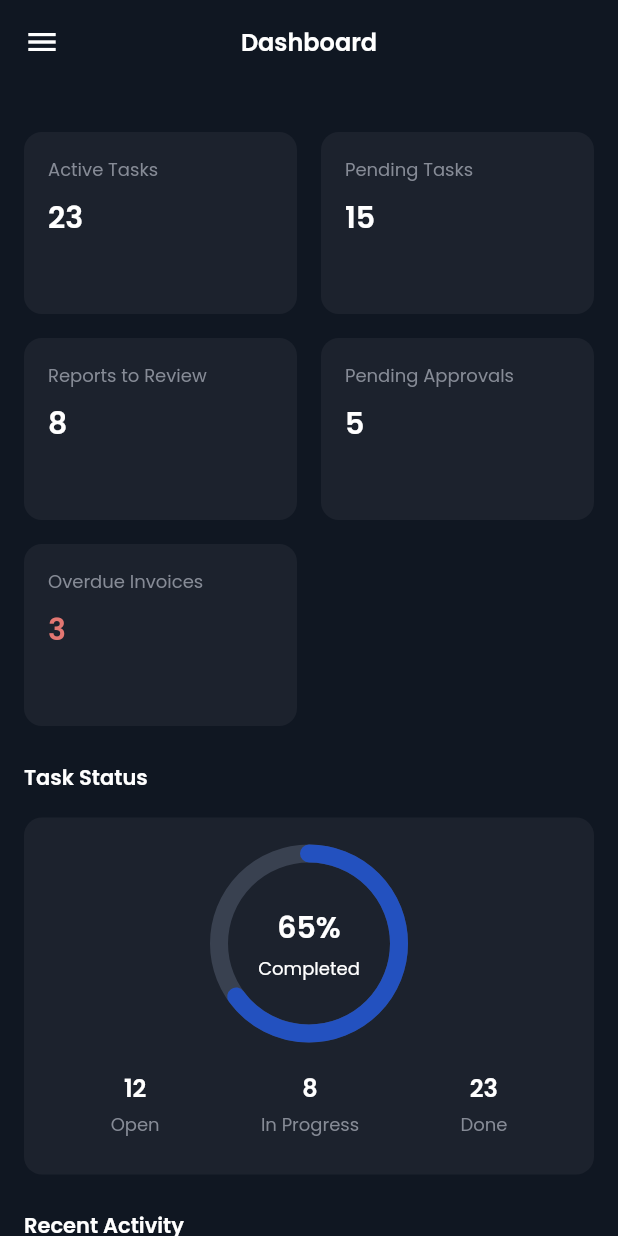
After one commit to htetwai18/sync_pro_project, a Flutter app: the screen it shows after launch, after a tap on the "menu" icon, after a tap on "Admin Dashboard", on a phone screen of 412 x 824 dp. The commit adds this screen. Run offline on Flutter 3.47's test engine with Material 3 defaults, Android fonts, the phone set to English and light mode, and no system bars; our stand-ins replace google_fonts, page_transition; network calls fail.

Commit message:
dashboard percent

```diff
--- a/lib/config/app_drawer.dart
+++ b/lib/config/app_drawer.dart
@@ -6,6 +6,7 @@ import 'package:sync_pro/config/measurement.dart';
 import 'package:sync_pro/presentation/admin/screen/approval_queue_screen.dart';
 import 'package:sync_pro/presentation/admin/screen/reports_review_screen.dart';
 import 'package:sync_pro/presentation/admin/screen/tasks_screen.dart';
+import 'package:sync_pro/presentation/admin/screen/dashboard_screen.dart';
 
 class AppDrawer extends StatelessWidget {
   const AppDrawer({super.key});
@@ -27,6 +28,12 @@ class AppDrawer extends StatelessWidget {
             vertical: Measurement.generalSize8,
           ),
           children: [
+            ListTile(
+              leading: const Icon(Icons.dashboard, color: AppColor.white),
+              title: const Text(AppString.adminDashboard)
+                  .mediumBold(AppColor.white),
+              onTap: () => _navigate(context, const DashboardScreen()),
+            ),
             ListTile(
               leading: const Icon(Icons.checklist, color: AppColor.white),
               title: const Text(AppString.approvalQueue)
--- a/lib/config/app_string.dart
+++ b/lib/config/app_string.dart
@@ -67,4 +67,23 @@ class AppString {
   static const String serviceReport = "Service Report";
   static const String viewReport = "View Report";
   static const String submittedOn = "Submitted on";
+
+  // Dashboard
+  static const String adminDashboard = "Admin Dashboard";
+  static const String dashboard = "Dashboard";
+  static const String activeTasks = "Active Tasks";
+  static const String pendingTasks = "Pending Tasks";
+  static const String reportsToReview = "Reports to Review";
+  static const String pendingApprovals = "Pending Approvals";
+  static const String overdueInvoices = "Overdue Invoices";
+  static const String taskStatus = "Task Status";
+  static const String completedStatus = "Completed";
+  static const String openStatus = "Open";
+  static const String inProgressStatus = "In Progress";
+  static const String doneStatus = "Done";
+  static const String recentActivity = "Recent Activity";
+  static const String newTaskCreated = "New Task Created";
+  static const String taskAssignedTo = "Task assigned to";
+  static const String invoiceOverdue = "Invoice Overdue";
+  static const String invoiceOverdueDesc = "Invoice #12345 is overdue";
 }
--- a/lib/config/measurement.dart
+++ b/lib/config/measurement.dart
@@ -32,5 +32,7 @@ class Measurement {
   static const generalSize28 = 28.0;
 
   ///big
+  static const generalSize40 = 40.0;
   static const generalSize48 = 48.0;
+  static const generalSize120 = 120.0;
 }
--- /dev/null
+++ b/lib/presentation/admin/screen/dashboard_screen.dart
@@ -0,0 +1,254 @@
+import 'package:flutter/material.dart';
+import 'package:sync_pro/config/app_bar.dart';
+import 'package:sync_pro/config/app_color.dart';
+import 'package:sync_pro/config/app_string.dart';
+import 'package:sync_pro/config/extension.dart';
+import 'package:sync_pro/config/measurement.dart';
+import 'package:sync_pro/config/app_drawer.dart';
+
+class DashboardScreen extends StatelessWidget {
+  const DashboardScreen({super.key});
+
+  @override
+  Widget build(BuildContext context) {
+    return Scaffold(
+      backgroundColor: AppColor.background,
+      appBar: getAppBarWithDrawer(context: context, title: AppString.dashboard),
+      drawer: const AppDrawer(),
+      body: SingleChildScrollView(
+        padding: Measurement.generalSize16.horizontalIsToVertical,
+        child: Column(
+          crossAxisAlignment: CrossAxisAlignment.start,
+          children: [
+            Measurement.generalSize24.height,
+
+            // Summary cards
+            GridView.count(
+              shrinkWrap: true,
+              physics: const NeverScrollableScrollPhysics(),
+              crossAxisCount: 2,
+              childAspectRatio: 1.5,
+              crossAxisSpacing: Measurement.generalSize16,
+              mainAxisSpacing: Measurement.generalSize16,
+              children: const [
+                _SummaryCard(
+                  label: AppString.activeTasks,
+                  value: '23',
+                  color: AppColor.white,
+                ),
+                _SummaryCard(
+                  label: AppString.pendingTasks,
+                  value: '15',
+                  color: AppColor.white,
+                ),
+                _SummaryCard(
+                  label: AppString.reportsToReview,
+                  value: '8',
+                  color: AppColor.white,
+                ),
+                _SummaryCard(
+                  label: AppString.pendingApprovals,
+                  value: '5',
+                  color: AppColor.white,
+                ),
+                _SummaryCard(
+                  label: AppString.overdueInvoices,
+                  value: '3',
+                  color: AppColor.redStatusInner,
+                ),
+              ],
+            ),
+
+            Measurement.generalSize24.height,
+
+            // Task Status section
+            const Text(AppString.taskStatus).mediumBold(AppColor.white),
+            Measurement.generalSize16.height,
+            Container(
+              padding: Measurement.generalSize24.allPadding,
+              decoration: BoxDecoration(
+                color: AppColor.blueField,
+                borderRadius: Measurement.generalSize12.allRadius,
+              ),
+              child: Column(
+                children: [
+                  // Circular progress chart
+                  SizedBox(
+                    width: Measurement.generalSize120,
+                    height: Measurement.generalSize120,
+                    child: Stack(
+                      alignment: Alignment.center,
+                      children: [
+                        Center(
+                          child: Column(
+                            mainAxisAlignment: MainAxisAlignment.center,
+                            children: [
+                              const Text('65%').xLargeBold(AppColor.white),
+                              Measurement.generalSize4.height,
+                              const Text(AppString.completedStatus)
+                                  .smallNormal(AppColor.white),
+                            ],
+                          ),
+                        ),
+                        const SizedBox(
+                          width: Measurement.generalSize120,
+                          height: Measurement.generalSize120,
+                          child: CircularProgressIndicator(
+                            value: 0.65,
+                            strokeWidth: Measurement.generalSize12,
+                            strokeCap: StrokeCap.round,
+                            backgroundColor: AppColor.greyPercentCircle,
+                            valueColor: AlwaysStoppedAnimation<Color>(
+                              AppColor.blueStatusInner,
+                            ),
+                          ),
+                        ),
+                      ],
+                    ),
+                  ),
+
+                  Measurement.generalSize24.height,
+
+                  // Task breakdown
+                  const Row(
+                    mainAxisAlignment: MainAxisAlignment.spaceAround,
+                    children: [
+                      _TaskCount(label: AppString.openStatus, count: '12'),
+                      _TaskCount(label: AppString.inProgressStatus, count: '8'),
+                      _TaskCount(label: AppString.doneStatus, count: '23'),
+                    ],
+                  ),
+                ],
+              ),
+            ),
+
+            Measurement.generalSize24.height,
+
+            // Recent Activity
+            const Text(AppString.recentActivity).mediumBold(AppColor.white),
+            Measurement.generalSize16.height,
+            Container(
+              padding: Measurement.generalSize16.allPadding,
+              decoration: BoxDecoration(
+                color: AppColor.blueField,
+                borderRadius: Measurement.generalSize12.allRadius,
+              ),
+              child: Column(
+                children: [
+                  const _ActivityItem(
+                    icon: Icons.add_circle,
+                    iconColor: AppColor.blueStatusInner,
+                    title: AppString.newTaskCreated,
+                    subtitle: '${AppString.taskAssignedTo} Alex',
+                  ),
+                  Measurement.generalSize16.height,
+                  const _ActivityItem(
+                    icon: Icons.warning,
+                    iconColor: AppColor.redStatusInner,
+                    title: AppString.invoiceOverdue,
+                    subtitle: AppString.invoiceOverdueDesc,
+                  ),
+                ],
+              ),
+            ),
+          ],
+        ),
+      ),
+    );
+  }
+}
+
+class _SummaryCard extends StatelessWidget {
+  final String label;
+  final String value;
+  final Color color;
+
+  const _SummaryCard({
+    required this.label,
+    required this.value,
+    required this.color,
+  });
+
+  @override
+  Widget build(BuildContext context) {
+    return Container(
+      padding: Measurement.generalSize16.allPadding,
+      decoration: BoxDecoration(
+        color: AppColor.blueField,
+        borderRadius: Measurement.generalSize12.allRadius,
+      ),
+      child: Column(
+        crossAxisAlignment: CrossAxisAlignment.start,
+        children: [
+          Text(label).smallNormal(AppColor.grey),
+          Measurement.generalSize8.height,
+          Text(value).xLargeBold(color),
+        ],
+      ),
+    );
+  }
+}
+
+class _TaskCount extends StatelessWidget {
+  final String label;
+  final String count;
+
+  const _TaskCount({
+    required this.label,
+    required this.count,
+  });
+
+  @override
+  Widget build(BuildContext context) {
+    return Column(
+      children: [
+        Text(count).largeBold(AppColor.white),
+        Measurement.generalSize4.height,
+        Text(label).smallNormal(AppColor.grey),
+      ],
+    );
+  }
+}
+
+class _ActivityItem extends StatelessWidget {
+  final IconData icon;
+  final Color iconColor;
+  final String title;
+  final String subtitle;
+
+  const _ActivityItem({
+    required this.icon,
+    required this.iconColor,
+    required this.title,
+    required this.subtitle,
+  });
+
+  @override
+  Widget build(BuildContext context) {
+    return Row(
+      children: [
+        Container(
+          width: Measurement.generalSize40,
+          height: Measurement.generalSize40,
+          decoration: BoxDecoration(
+            color: iconColor,
+            shape: BoxShape.circle,
+          ),
+          child: Icon(icon,
+              color: AppColor.white, size: Measurement.generalSize20),
+        ),
+        Measurement.generalSize12.width,
+        Expanded(
+          child: Column(
+            crossAxisAlignment: CrossAxisAlignment.start,
+            children: [
+              Text(title).mediumBold(AppColor.white),
+              Measurement.generalSize4.height,
+              Text(subtitle).smallNormal(AppColor.grey),
+            ],
+          ),
+        ),
+      ],
+    );
+  }
+}
```
